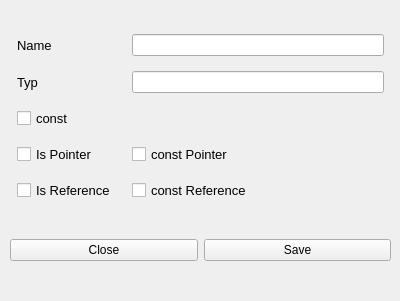
Old version of the form Sources/Gui/attributewidget.ui in the repository dreinstein/Codegenerator-Cplusplus.
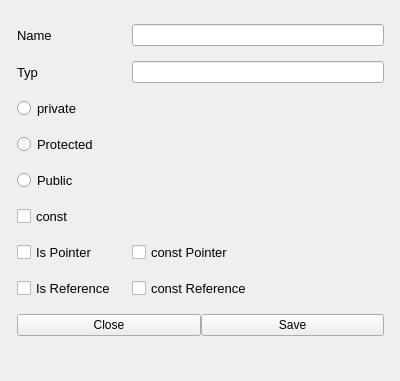
New version of the form.

Commit message:
enhance Attributes
show Attributes in ClassList

```diff
--- a/Sources/Gui/attributewidget.ui
+++ b/Sources/Gui/attributewidget.ui
@@ -7,7 +7,7 @@
     <x>0</x>
     <y>0</y>
     <width>400</width>
-    <height>301</height>
+    <height>381</height>
    </rect>
   </property>
   <property name="windowTitle">
@@ -17,9 +17,9 @@
    <property name="geometry">
     <rect>
      <x>10</x>
-     <y>30</y>
+     <y>20</y>
      <width>381</width>
-     <height>181</height>
+     <height>341</height>
     </rect>
    </property>
    <layout class="QVBoxLayout" name="verticalLayout">
@@ -81,7 +81,7 @@
        <widget class="QLineEdit" name="lineEdit_AttributeType"/>
       </item>
       <item row="2" column="0">
-       <widget class="QCheckBox" name="checkBox_AttributeConst">
+       <widget class="QRadioButton" name="radioButton_Private">
         <property name="font">
          <font>
           <pointsize>10</pointsize>
@@ -91,11 +91,38 @@
          <enum>Qt::LeftToRight</enum>
         </property>
         <property name="text">
-         <string>const</string>
+         <string>private</string>
+        </property>
+        <property name="autoExclusive">
+         <bool>true</bool>
         </property>
        </widget>
       </item>
       <item row="3" column="0">
+       <widget class="QRadioButton" name="radioButton_Protected">
+        <property name="font">
+         <font>
+          <pointsize>10</pointsize>
+         </font>
+        </property>
+        <property name="text">
+         <string>Protected</string>
+        </property>
+       </widget>
+      </item>
+      <item row="4" column="0">
+       <widget class="QRadioButton" name="radioButton_Public">
+        <property name="font">
+         <font>
+          <pointsize>10</pointsize>
+         </font>
+        </property>
+        <property name="text">
+         <string>Public</string>
+        </property>
+       </widget>
+      </item>
+      <item row="6" column="0">
        <widget class="QCheckBox" name="checkBox_AttributePointer">
         <property name="font">
          <font>
@@ -116,7 +143,7 @@
         </property>
        </widget>
       </item>
-      <item row="3" column="1">
+      <item row="6" column="1">
        <widget class="QCheckBox" name="checkBox_AttributePointerConst">
         <property name="font">
          <font>
@@ -131,7 +158,7 @@
         </property>
        </widget>
       </item>
-      <item row="4" column="0">
+      <item row="7" column="0">
        <widget class="QCheckBox" name="checkBox_AttributeReference">
         <property name="minimumSize">
          <size>
@@ -155,7 +182,7 @@
         </property>
        </widget>
       </item>
-      <item row="4" column="1">
+      <item row="7" column="1">
        <widget class="QCheckBox" name="checkBox_AttributeReferenceConst">
         <property name="font">
          <font>
@@ -167,19 +194,7 @@
         </property>
        </widget>
       </item>
-     </layout>
-    </item>
-   </layout>
-  </widget>
-  <widget class="QWidget" name="horizontalLayoutWidget_2">
-   <property name="geometry">
-    <rect>
-     <x>10</x>
-     <y>230</y>
-     <width>381</width>
-     <height>41</height>
-    </rect>
-   </property>
+      <item row="8" column="0" colspan="2">
    <layout class="QHBoxLayout" name="horizontalLayout_2">
     <item>
      <widget class="QPushButton" name="pushButton__Close">
@@ -212,8 +227,27 @@
      </widget>
     </item>
    </layout>
-  </widget>
-  <widget class="QWidget" name="">
+      </item>
+      <item row="5" column="0">
+       <widget class="QCheckBox" name="checkBox_AttributeConst">
+        <property name="font">
+         <font>
+          <pointsize>10</pointsize>
+         </font>
+        </property>
+        <property name="layoutDirection">
+         <enum>Qt::LeftToRight</enum>
+        </property>
+        <property name="text">
+         <string>const</string>
+        </property>
+       </widget>
+      </item>
+     </layout>
+    </item>
+   </layout>
+  </widget>
+  <widget class="QWidget" name="layoutWidget">
    <property name="geometry">
     <rect>
      <x>0</x>
```
Lines whose indentation alone changed are shown as unchanged. The commit also changes 5 other files.
